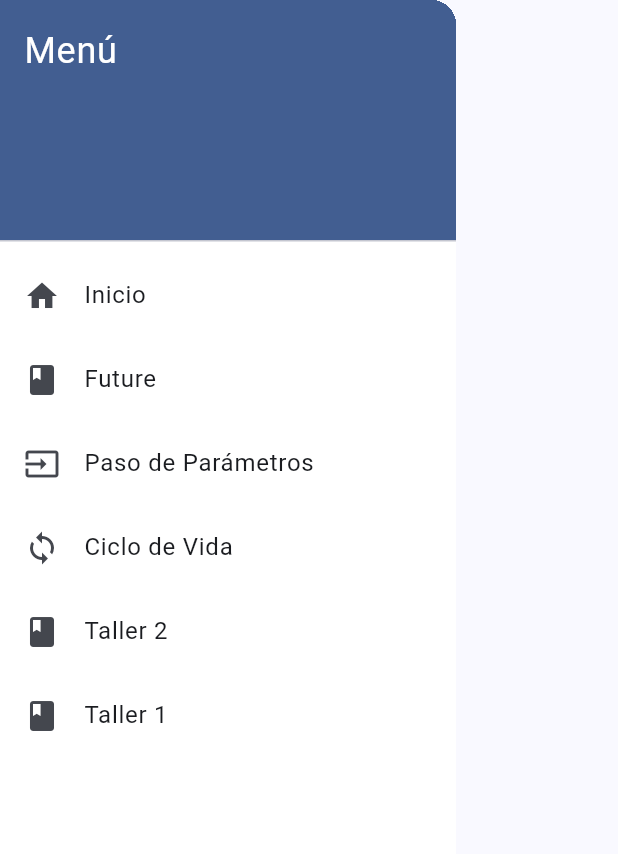
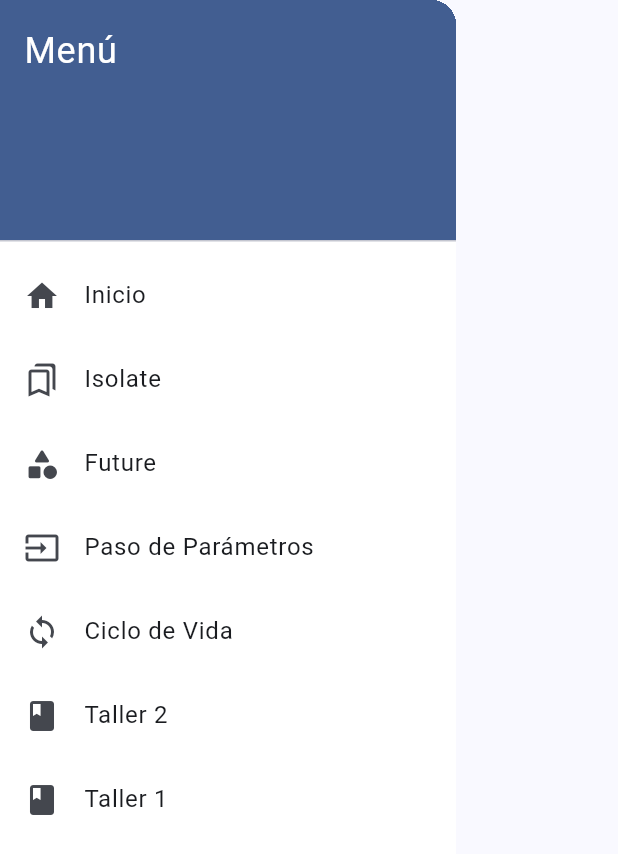
Before and after one commit to maria-ramirez20/Moviles, a Flutter app: the CustomDrawer widget shown alone on an empty page, opened directly, on a phone screen of 412 x 824 dp. Shown: the top 854 px of the screen. Run offline on Flutter 3.47's test engine with Material 3 defaults, Android fonts, the phone set to English and light mode, and no system bars; our stand-ins replace go_router; network calls fail.

Commit message:
Add: Isolate

```diff
--- a/lib/routes/app_router.dart
+++ b/lib/routes/app_router.dart
@@ -4,6 +4,7 @@ import 'package:flutter_application_1/views/home/home.dart';
 import 'package:flutter_application_1/views/paso_parametros/detalle_parametros.dart';
 import 'package:flutter_application_1/views/paso_parametros/paso_parametros.dart';
 import 'package:flutter_application_1/views/future/future_view.dart';
+import 'package:flutter_application_1/views/isolate/isolate_view.dart';
 import 'package:flutter_application_1/main_1.dart';
 import 'package:flutter_application_1/views/widgets_2/widgets_2.dart';
 
@@ -16,9 +17,15 @@ final GoRouter appRouter = GoRouter(
       builder: (context, state) => const HomeScreen(), // Usa HomeView
     ),
 
+    GoRoute(
+      path: '/isolate',
+      builder: (context, state) => const IsolateView(),
+    ),
+
+
     // Ruta para Future View
     GoRoute(
-      path: '/future.view',
+      path: '/future',
       builder: (context, state) => const FutureView(),
     ),
 
--- a/lib/widgets/custom_drawer.dart
+++ b/lib/widgets/custom_drawer.dart
@@ -39,10 +39,19 @@ class CustomDrawer extends StatelessWidget {
           ),
 
           ListTile(
-            leading: const Icon(Icons.book),
+            leading: const Icon(Icons.bookmarks_outlined),
+            title: const Text('Isolate'),
+            onTap: () {
+              context.go('/isolate');
+              Navigator.pop(context); // Cierra el drawer
+            },
+          ),
+
+          ListTile(
+            leading: const Icon(Icons.category_rounded),
             title: const Text('Future'),
             onTap: () {
-              context.go('/future.view');
+              context.go('/future');
               Navigator.pop(context); // Cierra el drawer
             },
           ),
```
Also changed, not shown: lib/views/isolate/isolate_view.dart (added, +106 -0 lines).
